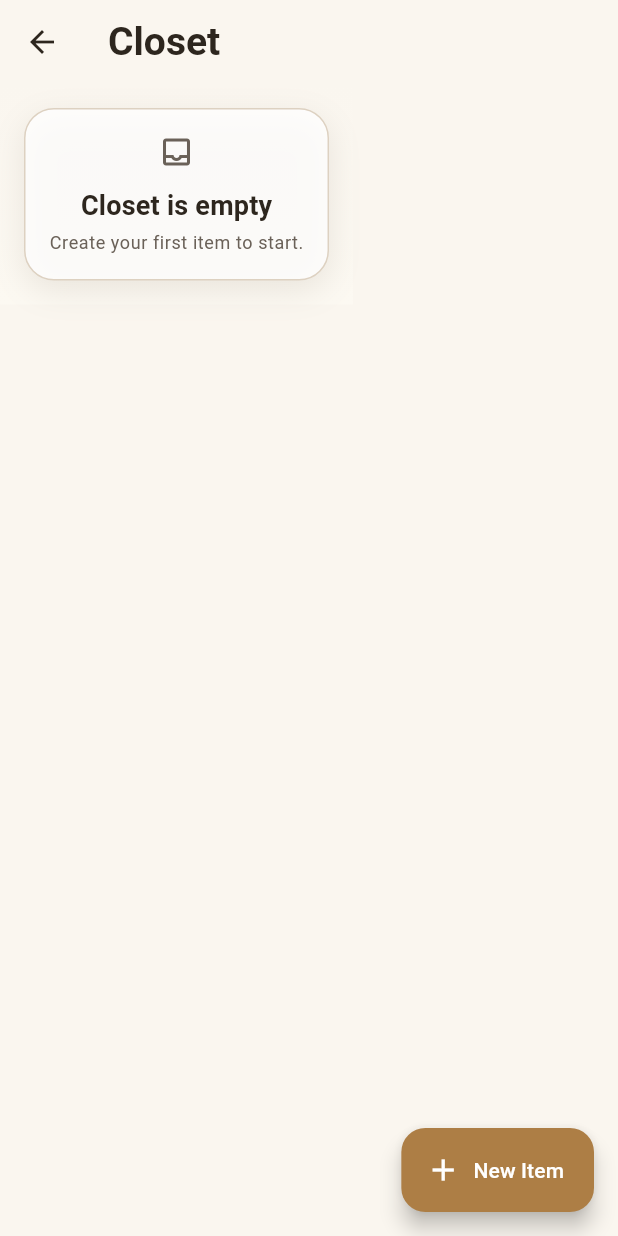
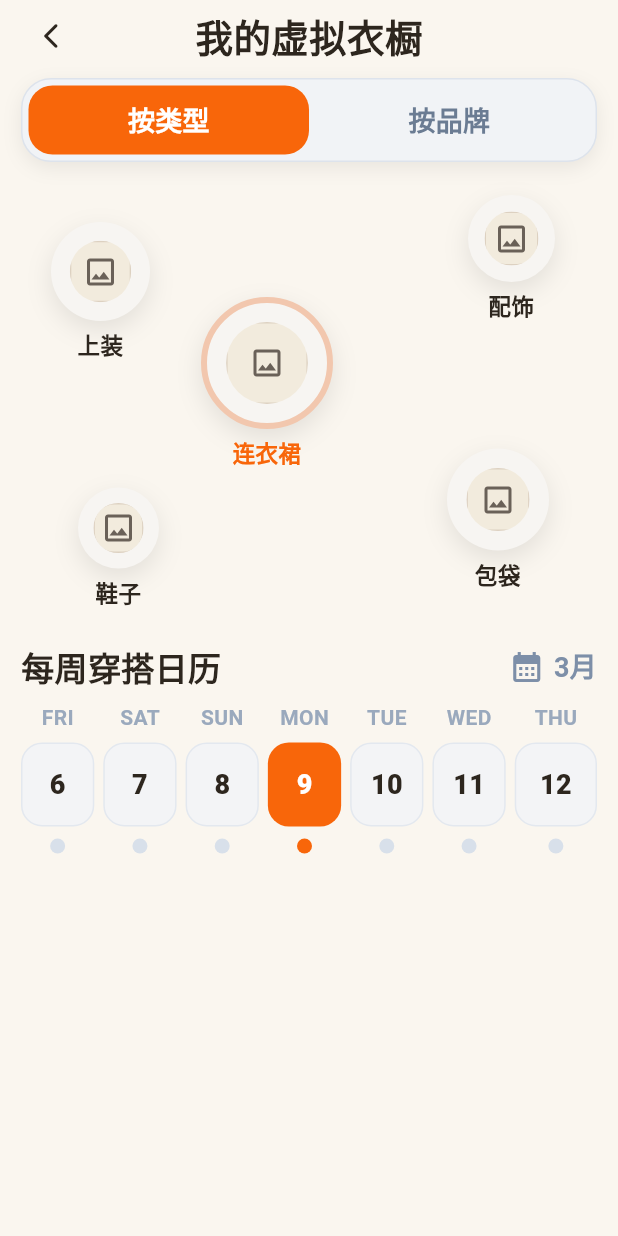
Before and after one commit to switch996/personalwardrobe, a Flutter app: the screen it shows after launch, after a tap on "进入虚拟衣橱", on a phone screen of 412 x 824 dp. Run offline on Flutter 3.47's test engine with Material 3 defaults, Android fonts, the phone set to English and light mode, and no system bars; statements that could not run were skipped.

Commit message:
新增我的虚拟衣橱

```diff
--- a/lib/pages/today_page.dart
+++ b/lib/pages/today_page.dart
@@ -2,8 +2,8 @@ import 'package:flutter/material.dart';
 
 import '../design/ds.dart';
 import '../design/widgets.dart';
-import '../pages/closet_page.dart';
 import '../pages/outfit_detail_page.dart';
+import '../pages/virtual_closet_page.dart';
 import '../sheets/outfit_editor_sheet.dart';
 import '../store/local_store.dart';
 
@@ -57,7 +57,7 @@ class TodayPage extends StatelessWidget {
                   onTap: () async {
                     await Navigator.of(context).push(
                       MaterialPageRoute(
-                        builder: (_) => ClosetPage(
+                        builder: (_) => VirtualClosetPage(
                           store: store,
                           refresh: refresh,
                           onRefresh: onRefresh,
--- /dev/null
+++ b/lib/pages/virtual_closet_page.dart
@@ -0,0 +1,412 @@
+import 'package:flutter/material.dart';
+
+import '../design/ds.dart';
+import '../design/widgets.dart';
+import '../models/closet_item.dart';
+import '../store/local_store.dart';
+
+class VirtualClosetPage extends StatefulWidget {
+  const VirtualClosetPage({
+    super.key,
+    required this.store,
+    required this.refresh,
+    required this.onRefresh,
+  });
+
+  final LocalStore store;
+  final ValueNotifier<int> refresh;
+  final VoidCallback onRefresh;
+
+  @override
+  State<VirtualClosetPage> createState() => _VirtualClosetPageState();
+}
+
+class _VirtualClosetPageState extends State<VirtualClosetPage> {
+  bool _byType = true;
+
+  @override
+  Widget build(BuildContext context) {
+    return ValueListenableBuilder<int>(
+      valueListenable: widget.refresh,
+      builder: (context, value, child) {
+        final now = DateTime.now();
+        final topItem = _firstByCategory('top');
+        final accessoryItem = _firstByCategory('accessory');
+        final dressItem = _firstByCategory('dress');
+        final shoesItem = _firstByCategory('shoes');
+        final bagItem = _firstByCategory('bag');
+
+        return Scaffold(
+          backgroundColor: DsColors.paper,
+          body: SafeArea(
+            child: ListView(
+              padding: const EdgeInsets.fromLTRB(14, 4, 14, 20),
+              children: [
+                _TopBar(onBack: () => Navigator.of(context).pop()),
+                const SizedBox(height: 8),
+                _FilterSwitch(
+                  byType: _byType,
+                  onChange: (byType) {
+                    setState(() {
+                      _byType = byType;
+                    });
+                  },
+                ),
+                const SizedBox(height: 14),
+                SizedBox(
+                  height: 300,
+                  child: Stack(
+                    clipBehavior: Clip.none,
+                    children: [
+                      Positioned(
+                        left: 10,
+                        top: 26,
+                        child: _FloatIcon(
+                          label: _labelFor(topItem, '上装'),
+                          imagePath: topItem?.imagePath ?? '',
+                          iconSize: 66,
+                        ),
+                      ),
+                      Positioned(
+                        right: 18,
+                        top: 8,
+                        child: _FloatIcon(
+                          label: _labelFor(accessoryItem, '配饰'),
+                          imagePath: accessoryItem?.imagePath ?? '',
+                          iconSize: 58,
+                        ),
+                      ),
+                      Positioned(
+                        left: 110,
+                        top: 76,
+                        child: _FloatIcon(
+                          label: _labelFor(dressItem, '连衣裙'),
+                          imagePath: dressItem?.imagePath ?? '',
+                          iconSize: 88,
+                          highlighted: true,
+                        ),
+                      ),
+                      Positioned(
+                        left: 28,
+                        bottom: 18,
+                        child: _FloatIcon(
+                          label: _labelFor(shoesItem, '鞋子'),
+                          imagePath: shoesItem?.imagePath ?? '',
+                          iconSize: 54,
+                        ),
+                      ),
+                      Positioned(
+                        right: 22,
+                        bottom: 30,
+                        child: _FloatIcon(
+                          label: _labelFor(bagItem, '包袋'),
+                          imagePath: bagItem?.imagePath ?? '',
+                          iconSize: 68,
+                        ),
+                      ),
+                    ],
+                  ),
+                ),
+                const SizedBox(height: 8),
+                _WeekCalendar(now: now),
+              ],
+            ),
+          ),
+        );
+      },
+    );
+  }
+
+  ClosetItem? _firstByCategory(String category) {
+    for (final item in widget.store.closet) {
+      if (item.category == category) return item;
+    }
+    return null;
+  }
+
+  String _labelFor(ClosetItem? item, String typeLabel) {
+    if (_byType) return typeLabel;
+    final brand = item?.brand.trim() ?? '';
+    return brand.isEmpty ? '未设置品牌' : brand;
+  }
+}
+
+class _TopBar extends StatelessWidget {
+  const _TopBar({required this.onBack});
+
+  final VoidCallback onBack;
+
+  @override
+  Widget build(BuildContext context) {
+    return SizedBox(
+      height: 40,
+      child: Row(
+        children: [
+          SizedBox(
+            width: 40,
+            height: 40,
+            child: IconButton(
+              padding: EdgeInsets.zero,
+              onPressed: onBack,
+              icon: const Icon(Icons.arrow_back_ios_new_rounded, size: 20),
+            ),
+          ),
+          const Expanded(
+            child: Center(
+              child: Text(
+                '我的虚拟衣橱',
+                style: TextStyle(
+                  color: DsColors.ink,
+                  fontSize: 25,
+                  fontWeight: FontWeight.w800,
+                ),
+              ),
+            ),
+          ),
+          const SizedBox(width: 40),
+        ],
+      ),
+    );
+  }
+}
+
+class _FilterSwitch extends StatelessWidget {
+  const _FilterSwitch({
+    required this.byType,
+    required this.onChange,
+  });
+
+  final bool byType;
+  final ValueChanged<bool> onChange;
+
+  @override
+  Widget build(BuildContext context) {
+    return Container(
+      height: 56,
+      padding: const EdgeInsets.all(4),
+      decoration: BoxDecoration(
+        color: const Color(0xFFF1F3F6),
+        borderRadius: BorderRadius.circular(20),
+        border: Border.all(color: const Color(0xFFDDE3EC)),
+        boxShadow: const [
+          BoxShadow(color: Color(0x12000000), blurRadius: 10, offset: Offset(0, 4)),
+        ],
+      ),
+      child: Row(
+        children: [
+          _SwitchCell(
+            selected: byType,
+            text: '按类型',
+            onTap: () => onChange(true),
+          ),
+          _SwitchCell(
+            selected: !byType,
+            text: '按品牌',
+            onTap: () => onChange(false),
+          ),
+        ],
+      ),
+    );
+  }
+}
+
+class _SwitchCell extends StatelessWidget {
+  const _SwitchCell({
+    required this.selected,
+    required this.text,
+    required this.onTap,
+  });
+
+  final bool selected;
+  final String text;
+  final VoidCallback onTap;
+
+  @override
+  Widget build(BuildContext context) {
+    return Expanded(
+      child: InkWell(
+        onTap: onTap,
+        borderRadius: BorderRadius.circular(16),
+        child: AnimatedContainer(
+          duration: const Duration(milliseconds: 180),
+          alignment: Alignment.center,
+          decoration: BoxDecoration(
+            color: selected ? const Color(0xFFF8660A) : Colors.transparent,
+            borderRadius: BorderRadius.circular(16),
+          ),
+          child: Text(
+            text,
+            style: TextStyle(
+              color: selected ? Colors.white : const Color(0xFF6B7C93),
+              fontSize: 18,
+              fontWeight: FontWeight.w700,
+            ),
+          ),
+        ),
+      ),
+    );
+  }
+}
+
+class _FloatIcon extends StatelessWidget {
+  const _FloatIcon({
+    required this.label,
+    required this.imagePath,
+    required this.iconSize,
+    this.highlighted = false,
+  });
+
+  final String label;
+  final String imagePath;
+  final double iconSize;
+  final bool highlighted;
+
+  @override
+  Widget build(BuildContext context) {
+    return SizedBox(
+      width: iconSize + 20,
+      child: Column(
+        mainAxisSize: MainAxisSize.min,
+        children: [
+          Container(
+            width: iconSize,
+            height: iconSize,
+            decoration: BoxDecoration(
+              shape: BoxShape.circle,
+              color: const Color(0xFFF7F5F2),
+              border: highlighted ? Border.all(color: const Color(0xFFF2C7AE), width: 4) : null,
+              boxShadow: const [
+                BoxShadow(color: Color(0x18000000), blurRadius: 14, offset: Offset(0, 6)),
+              ],
+            ),
+            child: Center(
+              child: ClipOval(
+                child: AppImage(
+                  path: imagePath,
+                  width: iconSize * 0.62,
+                  height: iconSize * 0.62,
+                ),
+              ),
+            ),
+          ),
+          const SizedBox(height: 6),
+          Text(
+            label,
+            maxLines: 1,
+            overflow: TextOverflow.ellipsis,
+            textAlign: TextAlign.center,
+            style: TextStyle(
+              color: highlighted ? const Color(0xFFF8660A) : DsColors.ink,
+              fontSize: 15,
+              fontWeight: FontWeight.w700,
+            ),
+          ),
+        ],
+      ),
+    );
+  }
+}
+
+class _WeekCalendar extends StatelessWidget {
+  const _WeekCalendar({required this.now});
+
+  final DateTime now;
+
+  @override
+  Widget build(BuildContext context) {
+    final start = DateTime(now.year, now.month, now.day - 3);
+    final days = List<DateTime>.generate(
+      7,
+      (index) => DateTime(start.year, start.month, start.day + index),
+    );
+
+    return Column(
+      children: [
+        Row(
+          children: [
+            const Expanded(
+              child: Text(
+                '每周穿搭日历',
+                style: TextStyle(
+                  color: DsColors.ink,
+                  fontSize: 22,
+                  fontWeight: FontWeight.w800,
+                ),
+              ),
+            ),
+            const Icon(Icons.calendar_month, color: Color(0xFF7D8FA8)),
+            const SizedBox(width: 6),
+            Text(
+              '${now.month}月',
+              style: const TextStyle(
+                color: Color(0xFF7D8FA8),
+                fontSize: 18,
+                fontWeight: FontWeight.w700,
+              ),
+            ),
+          ],
+        ),
+        const SizedBox(height: 10),
+        Row(
+          children: List<Widget>.generate(days.length, (index) {
+            final day = days[index];
+            final isToday = _isSameDay(day, now);
+            return Expanded(
+              child: Padding(
+                padding: EdgeInsets.only(right: index == days.length - 1 ? 0 : 6),
+                child: Column(
+                  children: [
+                    Text(
+                      _weekdayLabel(day.weekday),
+                      style: const TextStyle(
+                        color: Color(0xFF9AA9BD),
+                        fontSize: 14,
+                        fontWeight: FontWeight.w600,
+                      ),
+                    ),
+                    const SizedBox(height: 8),
+                    Container(
+                      height: 56,
+                      decoration: BoxDecoration(
+                        color: isToday ? const Color(0xFFF8660A) : const Color(0xFFF3F4F6),
+                        borderRadius: BorderRadius.circular(14),
+                        border: isToday ? null : Border.all(color: const Color(0xFFE3E8EF)),
+                      ),
+                      alignment: Alignment.center,
+                      child: Text(
+                        '${day.day}',
+                        style: TextStyle(
+                          color: isToday ? Colors.white : DsColors.ink,
+                          fontSize: 18,
+                          fontWeight: FontWeight.w800,
+                        ),
+                      ),
+                    ),
+                    const SizedBox(height: 8),
+                    Container(
+                      width: 10,
+                      height: 10,
+                      decoration: BoxDecoration(
+                        shape: BoxShape.circle,
+                        color: isToday ? const Color(0xFFF8660A) : const Color(0xFFD8E0EA),
+                      ),
+                    ),
+                  ],
+                ),
+              ),
+            );
+          }),
+        ),
+      ],
+    );
+  }
+}
+
+String _weekdayLabel(int weekday) {
+  const labels = <String>['MON', 'TUE', 'WED', 'THU', 'FRI', 'SAT', 'SUN'];
+  return labels[weekday - 1];
+}
+
+bool _isSameDay(DateTime a, DateTime b) {
+  return a.year == b.year && a.month == b.month && a.day == b.day;
+}
```
